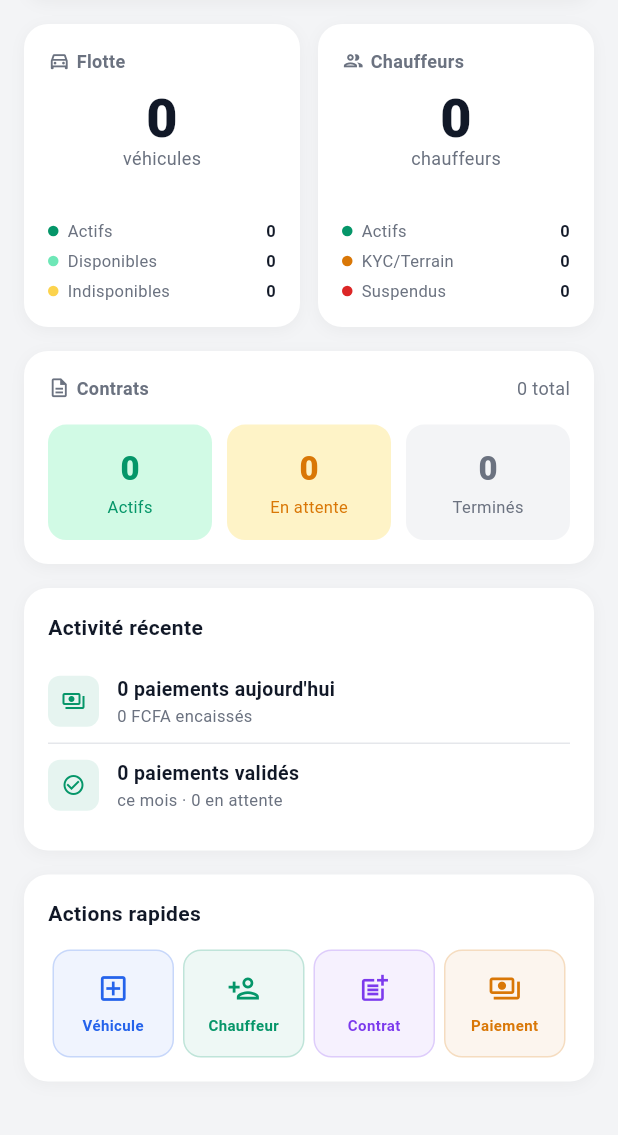
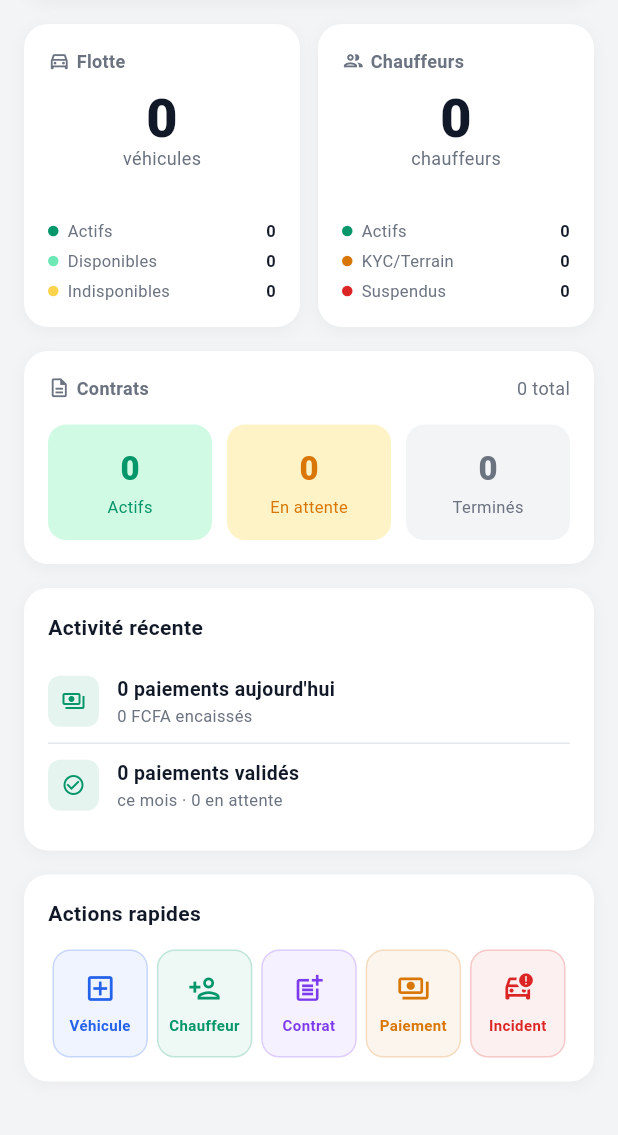
Before and after one commit to TheGoodWorker/Fleet-Platform, a Flutter app: the _Shell screen opened directly, scrolled down 504 dp, on a phone screen of 412 x 824 dp, the part 101-1236 px from its top. Run offline on Flutter 3.47's test engine with Material 3 defaults, Android fonts, the phone set to English and light mode, and no system bars; our stand-ins replace dio, equatable, flutter_bloc, flutter_dotenv, flutter_secure_storage, get_it and 1 more; accounts and stored records are empty; network calls fail.

Commit message:
Add incidents entry point to dashboard
Ajoute une action rapide "Incident" (icône car_crash, rouge) dans
_QuickActions → navigue vers /incidents. Une ligne ajoutée à _actions.

Co-Authored-By: Claude Sonnet 4.6 <noreply@anthropic.com>

```diff
--- a/mobile/lib/features/dashboard/presentation/pages/dashboard_page.dart
+++ b/mobile/lib/features/dashboard/presentation/pages/dashboard_page.dart
@@ -1147,6 +1147,7 @@ class _QuickActions extends StatelessWidget {
     (Icons.post_add_outlined, 'Contrat', '/contracts/new',
      Color(0xFF7C3AED)),
     (Icons.payments_outlined, 'Paiement', AppRoutes.payments, _C.amber),
+    (Icons.car_crash_outlined, 'Incident', AppRoutes.incidents, _C.red),
   ];
 
   @override
```
